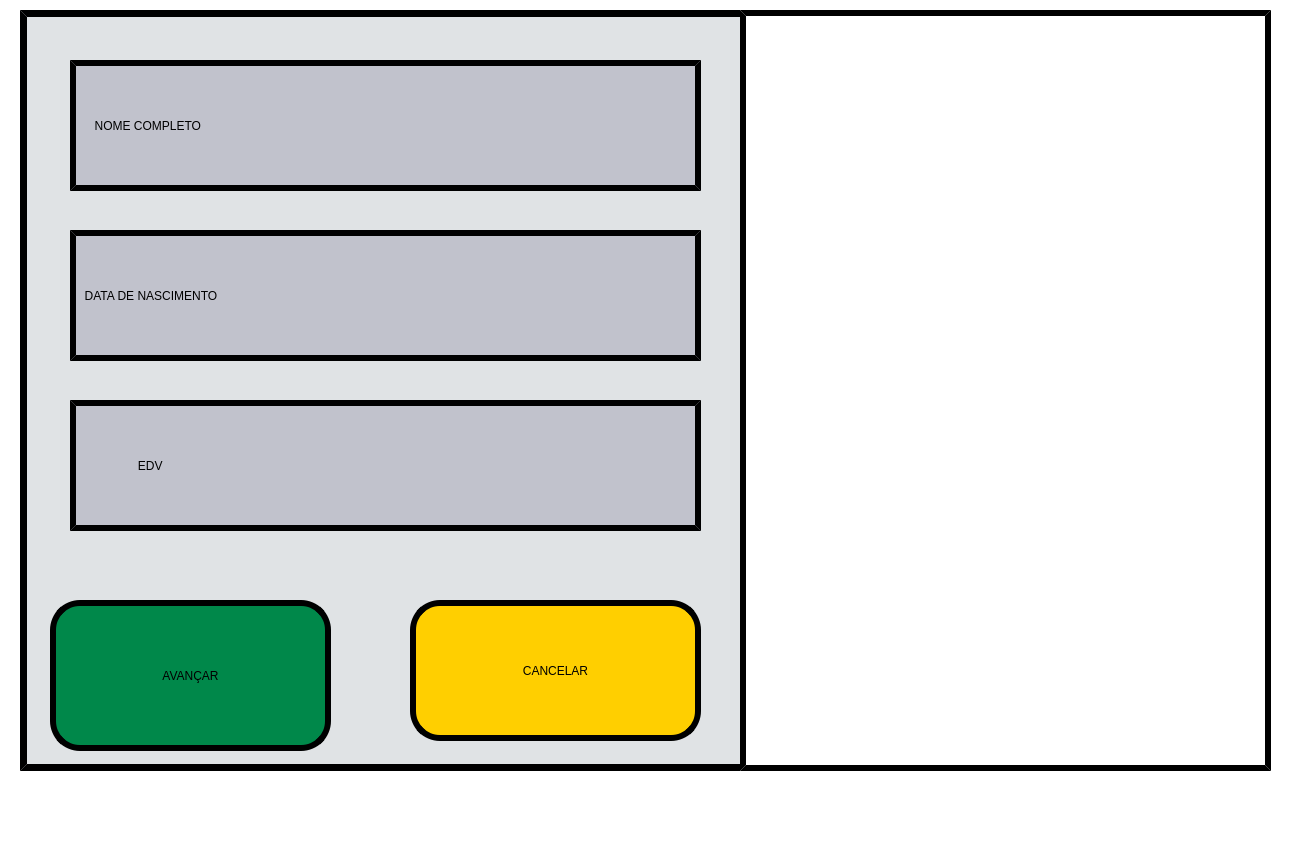
First picture: the form in ui/Cadastros_adicionar_ficha01.ui, repository AcessControlBosch/pyqt2508, before the edit.
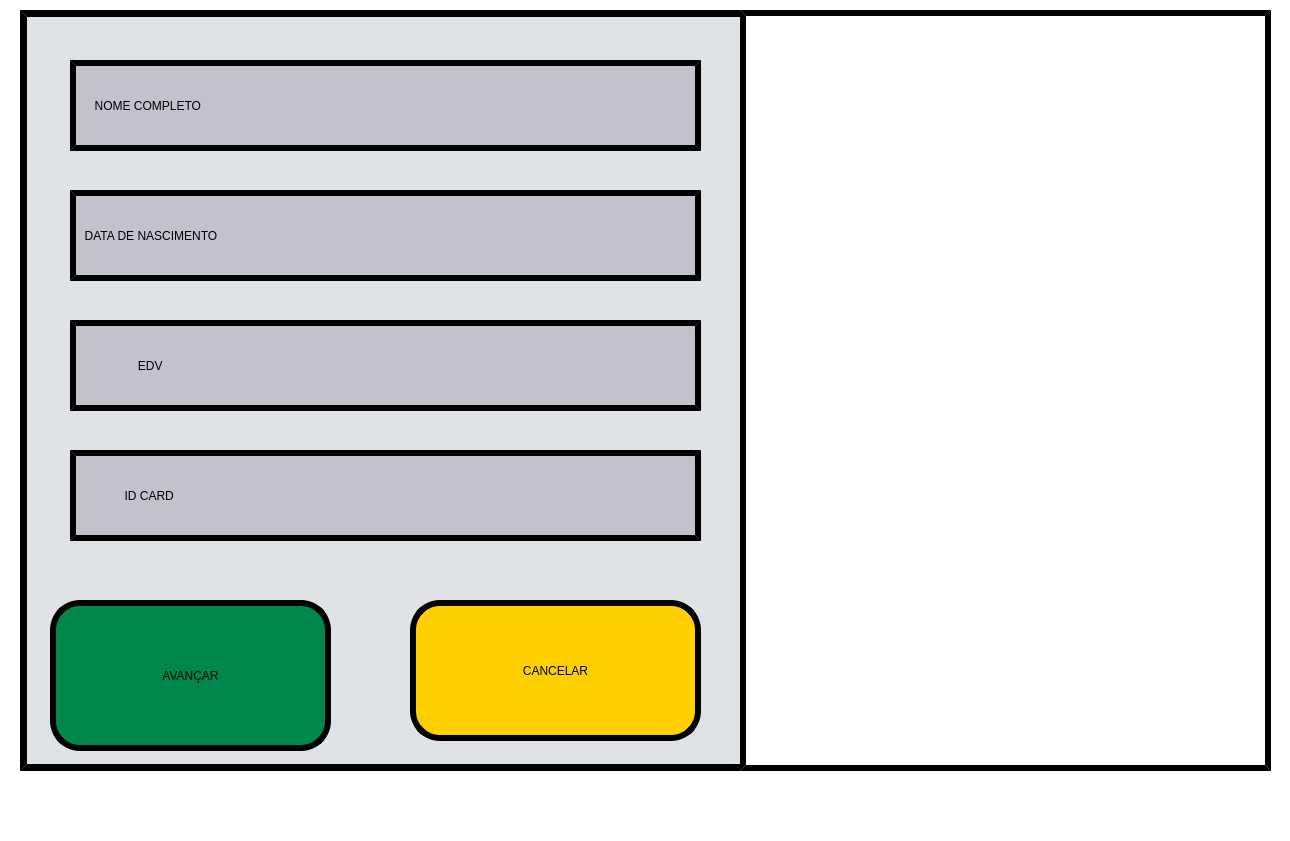
Second picture: the form after the edit. Icons and pictures are not drawn.

What changed in the file:
```diff
--- a/ui/Cadastros_adicionar_ficha01.ui
+++ b/ui/Cadastros_adicionar_ficha01.ui
@@ -139,7 +139,7 @@
       <x>70</x>
       <y>60</y>
       <width>631</width>
-      <height>131</height>
+      <height>91</height>
      </rect>
     </property>
     <property name="styleSheet">
@@ -159,9 +159,9 @@
     <property name="geometry">
      <rect>
       <x>70</x>
-      <y>230</y>
+      <y>190</y>
       <width>631</width>
-      <height>131</height>
+      <height>91</height>
      </rect>
     </property>
     <property name="styleSheet">
@@ -207,9 +207,9 @@
     <property name="geometry">
      <rect>
       <x>70</x>
-      <y>400</y>
+      <y>320</y>
       <width>631</width>
-      <height>131</height>
+      <height>91</height>
      </rect>
     </property>
     <property name="styleSheet">
@@ -225,6 +225,28 @@
      <string>                  EDV</string>
     </property>
    </widget>
+   <widget class="QLineEdit" name="lineEdit_idCard">
+    <property name="geometry">
+     <rect>
+      <x>70</x>
+      <y>450</y>
+      <width>631</width>
+      <height>91</height>
+     </rect>
+    </property>
+    <property name="styleSheet">
+     <string notr="true">border-style: outset;
+border-color: rgb(0, 0, 0);
+border-width:6px;
+background-color: rgb(193, 194, 204);
+
+font: 75 35pt &quot;Bosch Sans Bold&quot;;
+</string>
+    </property>
+    <property name="text">
+     <string>              ID CARD</string>
+    </property>
+   </widget>
   </widget>
   <widget class="QMenuBar" name="menubar">
    <property name="geometry">
```
